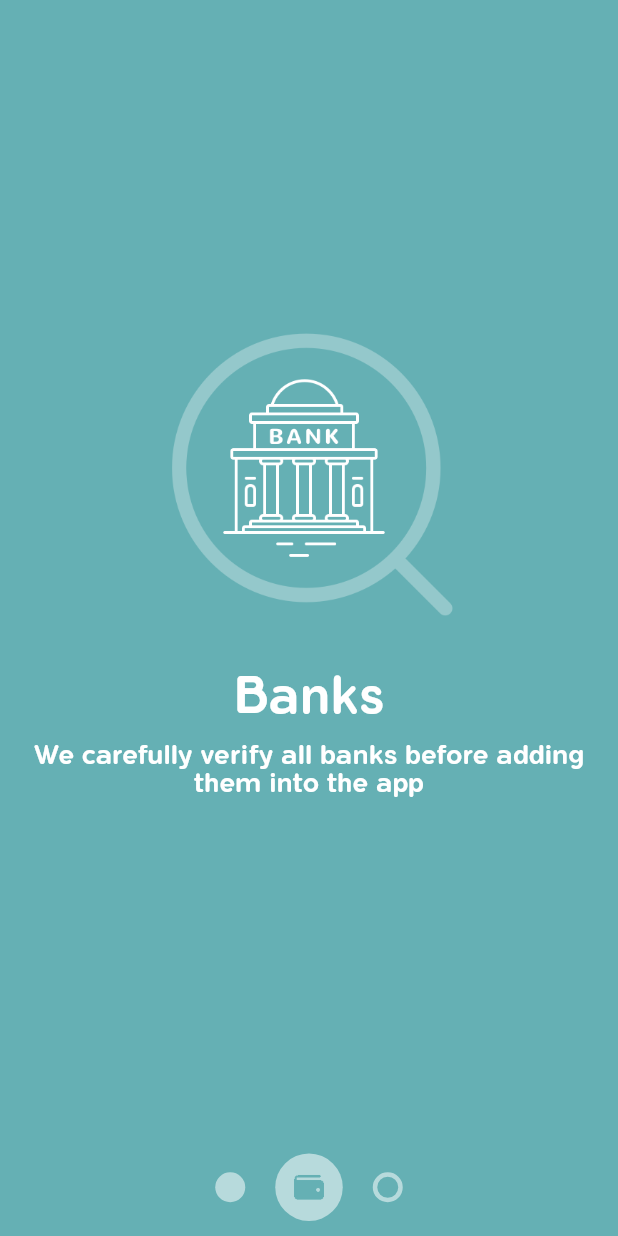
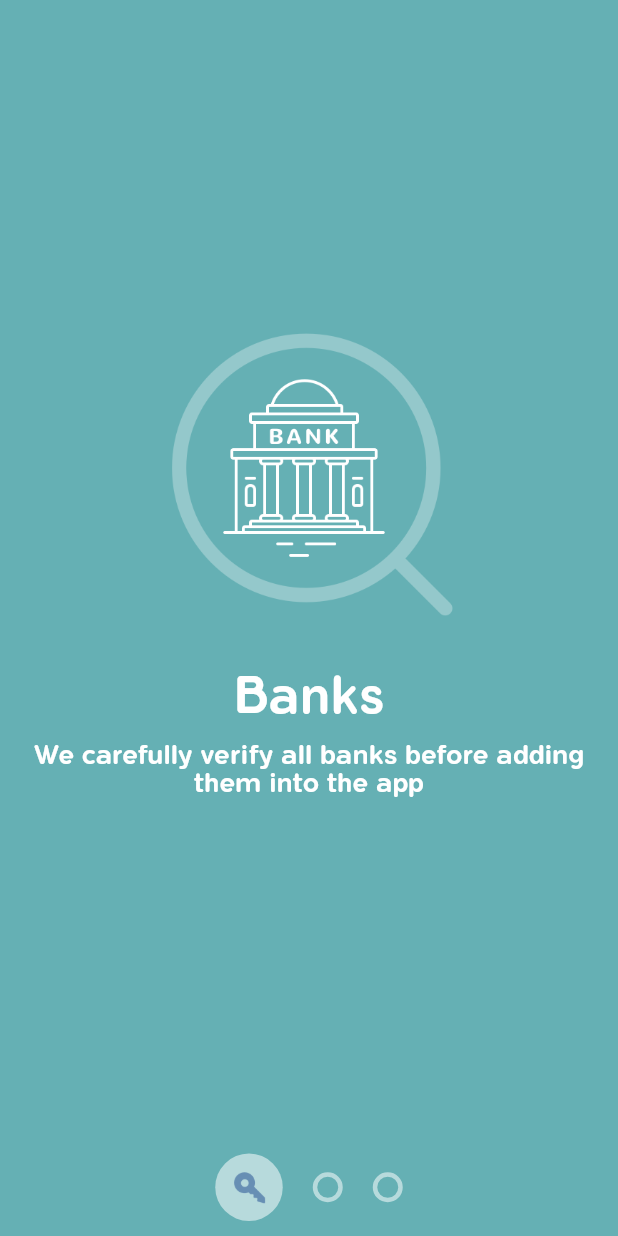
Before and after one commit to Parsh/MaterialPageReveal, a Flutter app: the screen it shows after launch, on a phone screen of 412 x 824 dp. Run offline on Flutter 3.47's test engine with Material 2 defaults, Android fonts, the phone set to English and light mode, and no system bars; statements that could not run were skipped.

Commit message:
Indicator Size Implemented

```diff
--- a/lib/homePage.dart
+++ b/lib/homePage.dart
@@ -30,8 +30,8 @@ class _HomePageState extends State<HomePage> {
           pagerIndicatorViewModel: new PagerIndicatorViewModel(
              pages: pages,
              activeIndex: 1,
-             slideDirection: SlideDirection.none,
-             slidePercent: 0.0
+             slideDirection: SlideDirection.leftToRight,
+             slidePercent: 1.0
           )
         )
         ],
--- a/lib/pager_indicator.dart
+++ b/lib/pager_indicator.dart
@@ -11,20 +11,34 @@ class PagerIndicator extends StatelessWidget {
 
   @override
   Widget build(BuildContext context) {
-
     List<PageBubble> bubbles = [];
-    for(var i = 0; i < pagerIndicatorViewModel.pages.length; ++i){
+    for (var i = 0; i < pagerIndicatorViewModel.pages.length; ++i) {
       final page = pagerIndicatorViewModel.pages[i];
 
-      bubbles.add(
-        new PageBubble(
+      double percentActive;
+      if (i == pagerIndicatorViewModel.activeIndex) {
+        percentActive = 1 - pagerIndicatorViewModel.slidePercent;
+      } else if (i == pagerIndicatorViewModel.activeIndex - 1 &&
+          pagerIndicatorViewModel.slideDirection ==
+              SlideDirection.leftToRight) {
+        percentActive = pagerIndicatorViewModel.slidePercent;
+      } else if (i == pagerIndicatorViewModel.activeIndex + 1 &&
+          pagerIndicatorViewModel.slideDirection ==
+              SlideDirection.rightToLeft) {
+        percentActive = pagerIndicatorViewModel.slidePercent;
+      } else {
+        percentActive = 0.0;
+      }
+
+      bool isHollow = i > pagerIndicatorViewModel.activeIndex || ( i == pagerIndicatorViewModel.activeIndex && pagerIndicatorViewModel.slideDirection == SlideDirection.leftToRight);
+
+
+      bubbles.add(new PageBubble(
           pageBubbleViewModel: new PageBubbleViewModel(
-                    color: page.color,
-                    iconAssetPath: page.iconAssetIcons,
-                    isHollow: i > pagerIndicatorViewModel.activeIndex,
-                    activePercent: i == pagerIndicatorViewModel.activeIndex? 1.0: 0.0)
-        )
-      );
+              color: page.color,
+              iconAssetPath: page.iconAssetIcons,
+              isHollow: isHollow,
+              activePercent: percentActive)));
     }
 
     return new Column(
@@ -32,10 +46,7 @@ class PagerIndicator extends StatelessWidget {
         new Expanded(
           child: new Container(),
         ),
-        new Row(
-          mainAxisAlignment: MainAxisAlignment.center,
-           children: bubbles
-        )
+        new Row(mainAxisAlignment: MainAxisAlignment.center, children: bubbles)
       ],
     );
   }
@@ -54,22 +65,23 @@ class PageBubble extends StatelessWidget {
           width: ui.lerpDouble(20.0, 45.0, pageBubbleViewModel.activePercent),
           height: ui.lerpDouble(20.0, 45.0, pageBubbleViewModel.activePercent),
           decoration: new BoxDecoration(
-              color: pageBubbleViewModel.isHollow? Colors.transparent: new Color(0x88FFFFFF), //Showing a fill when not hollow
+              color: pageBubbleViewModel.isHollow
+                  ? new Color(0x88FFFFFF).withAlpha((0x88 * pageBubbleViewModel.activePercent).round())
+                  : new Color(0x88FFFFFF), //Showing a fill when not hollow
               shape: BoxShape.circle,
               border: new Border.all(
-                color: pageBubbleViewModel.isHollow? new Color(0x88FFFFFF): Colors.transparent, //Showing border when is hollow
-                width: 3.0
-              )
-              ),
+                  color: pageBubbleViewModel.isHollow
+                      ? new Color(0x88FFFFFF).withAlpha((0x88 * (1 - pageBubbleViewModel.activePercent)).round())
+                      : Colors.transparent, //Showing border when is hollow
+                  width: 3.0)),
           child: new Opacity(
             opacity: pageBubbleViewModel.activePercent,
             child: new Image.asset(
               pageBubbleViewModel.iconAssetPath,
               color: pageBubbleViewModel.color,
             ),
-          )
-        ),
-      );
+          )),
+    );
   }
 }
 
```
